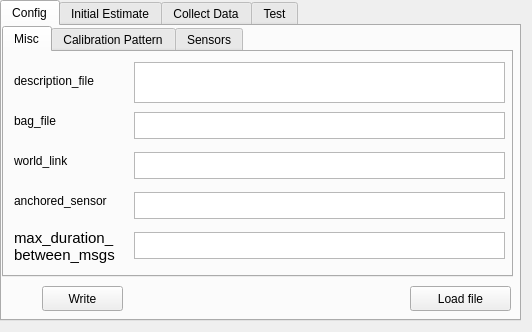
This is atom_rviz_plugin/src/ui/calibration_panel.ui in lardemua/atom_rviz_plugin as Qt 5 draws it before an edit. The edited form follows.
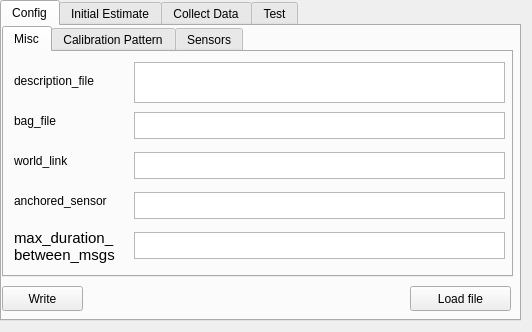
This is the edited form. The open tabs and pages were chosen to show the change.

The edit to the form file:
```diff
--- a/atom_rviz_plugin/src/ui/calibration_panel.ui
+++ b/atom_rviz_plugin/src/ui/calibration_panel.ui
@@ -1076,7 +1076,7 @@
     <widget class="QPushButton" name="configWriteButton">
      <property name="geometry">
       <rect>
-       <x>40</x>
+       <x>0</x>
        <y>260</y>
        <width>81</width>
        <height>25</height>
```
